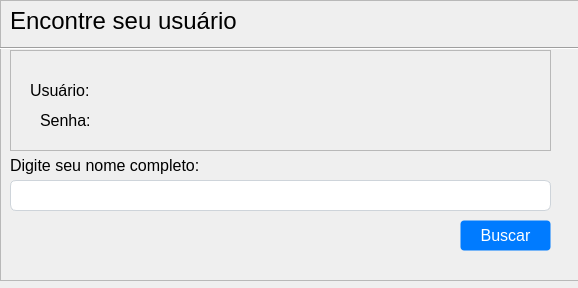
Old version of the form esqueci.ui in the repository GE-ASDF/presencas-python.
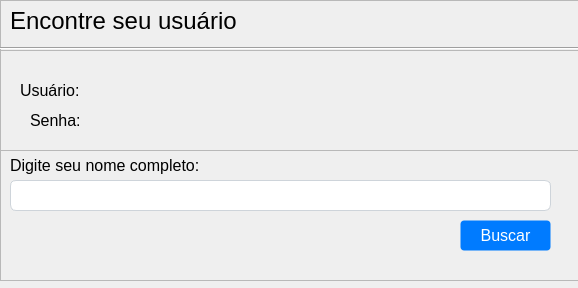
New version of the form.

What changed in the file:
```diff
--- a/esqueci.ui
+++ b/esqueci.ui
@@ -117,9 +117,9 @@
    <widget class="QFrame" name="frame_2">
     <property name="geometry">
      <rect>
-      <x>10</x>
+      <x>0</x>
       <y>50</y>
-      <width>541</width>
+      <width>581</width>
       <height>101</height>
      </rect>
     </property>
@@ -164,7 +164,7 @@
     <widget class="QLabel" name="lbl_usuario">
      <property name="geometry">
       <rect>
-       <x>90</x>
+       <x>80</x>
        <y>30</y>
        <width>451</width>
        <height>21</height>
@@ -193,6 +193,22 @@
       <string/>
      </property>
     </widget>
+    <widget class="QLabel" name="alert">
+     <property name="geometry">
+      <rect>
+       <x>20</x>
+       <y>0</y>
+       <width>531</width>
+       <height>21</height>
+      </rect>
+     </property>
+     <property name="styleSheet">
+      <string notr="true">font-size:16px;</string>
+     </property>
+     <property name="text">
+      <string/>
+     </property>
+    </widget>
    </widget>
    <widget class="QPushButton" name="btnBuscar">
     <property name="geometry">
```
Left out of the diff: 2 changed lines with no effect on the pictures.
